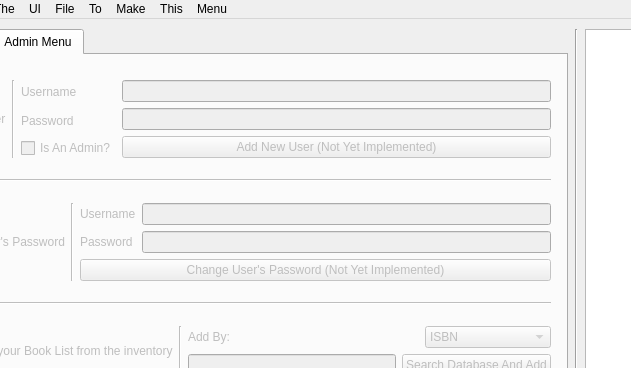
Awsomeman328/CPP2Group4Assignment2BookstoreInventory, file BSI/mainwindow.ui: the form before one commit; both pictures show x 103 to 734 and y 0 to 368 of the 1280 by 864 pixel window.
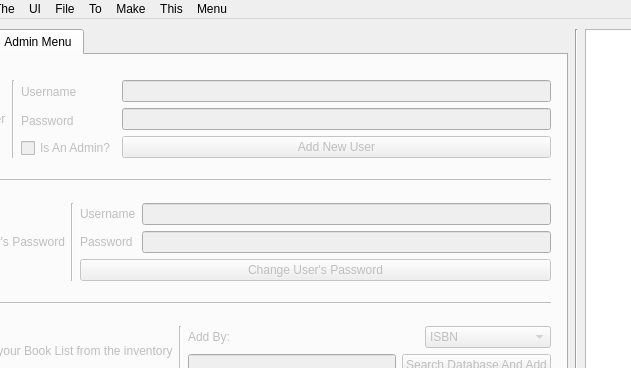
The form after the commit. The open tabs and pages were chosen to show the change.

Commit message: Update UI for Admin menu

```diff
--- a/BSI/mainwindow.ui
+++ b/BSI/mainwindow.ui
@@ -708,7 +708,7 @@
                     <item>
                      <widget class="QPushButton" name="pushButtonAddNewUser">
                       <property name="text">
-                       <string>Add New User (Not Yet Implemented)</string>
+                       <string>Add New User</string>
                       </property>
                      </widget>
                     </item>
@@ -784,7 +784,7 @@
                 <item>
                  <widget class="QPushButton" name="pushButtonChangeUserPass">
                   <property name="text">
-                   <string>Change User's Password (Not Yet Implemented)</string>
+                   <string>Change User's Password</string>
                   </property>
                  </widget>
                 </item>
```
Left out of the diff: 2 changed lines with no effect on the pictures.
